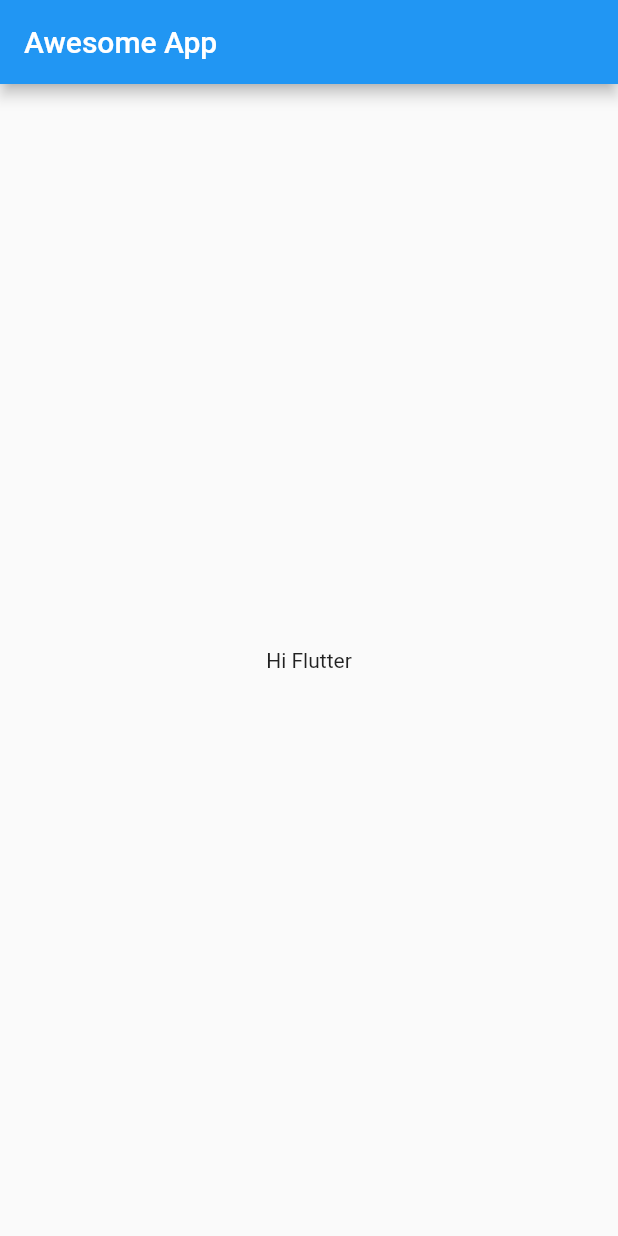
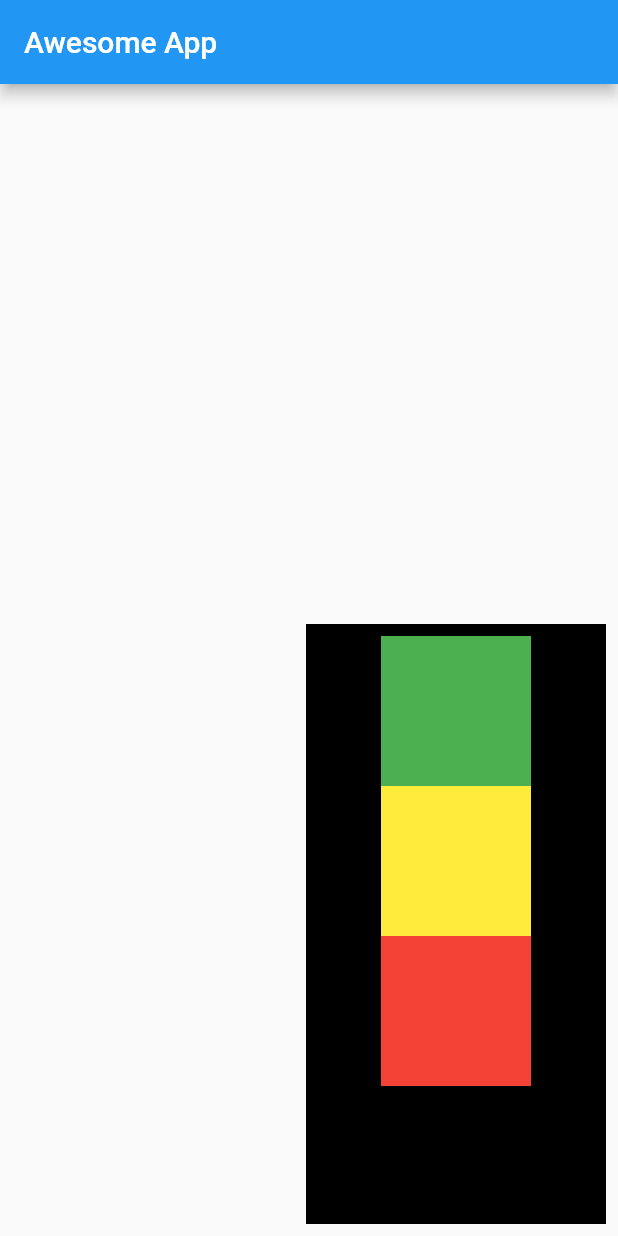
Before and after one commit to iampawan/FlutterEssentialHindi, a Flutter app: the screen it shows after launch, on a phone screen of 412 x 824 dp. Run offline on Flutter 3.47's test engine with Material 2 defaults, Android fonts, the light colour scheme and no system bars.

Commit message:
ch2 completed

```diff
--- a/lib/main.dart
+++ b/lib/main.dart
@@ -14,8 +14,43 @@ class HomePage extends StatelessWidget {
       appBar: AppBar(
         title: Text("Awesome App"),
       ),
-      body: Container(
-        child: Center(child: Text("Hi Flutter")),
+      body: Padding(
+        padding: const EdgeInsets.all(8.0),
+        child: Align(
+          alignment: Alignment.bottomRight,
+          child: Container(
+            color: Colors.black,
+            width: 200,
+            height: 400,
+            child: Padding(
+              padding: const EdgeInsets.all(8.0),
+              child: Column(
+                mainAxisAlignment: MainAxisAlignment.start,
+                crossAxisAlignment: CrossAxisAlignment.center,
+                children: <Widget>[
+                  Container(
+                    padding: const EdgeInsets.all(8),
+                    width: 100,
+                    height: 100,
+                    color: Colors.green,
+                  ),
+                  Container(
+                    padding: const EdgeInsets.all(8),
+                    width: 100,
+                    height: 100,
+                    color: Colors.yellow,
+                  ),
+                  Container(
+                    padding: const EdgeInsets.all(8),
+                    width: 100,
+                    height: 100,
+                    color: Colors.red,
+                  )
+                ],
+              ),
+            ),
+          ),
+        ),
       ),
     );
   }
```
